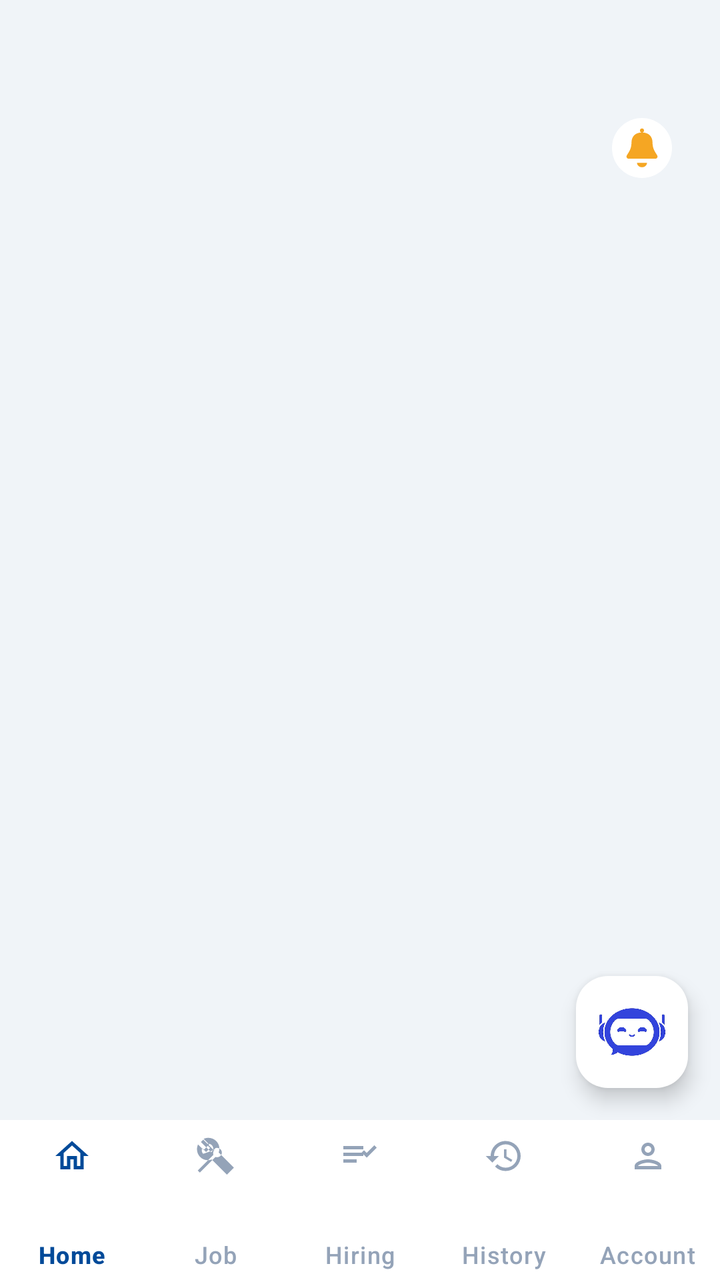
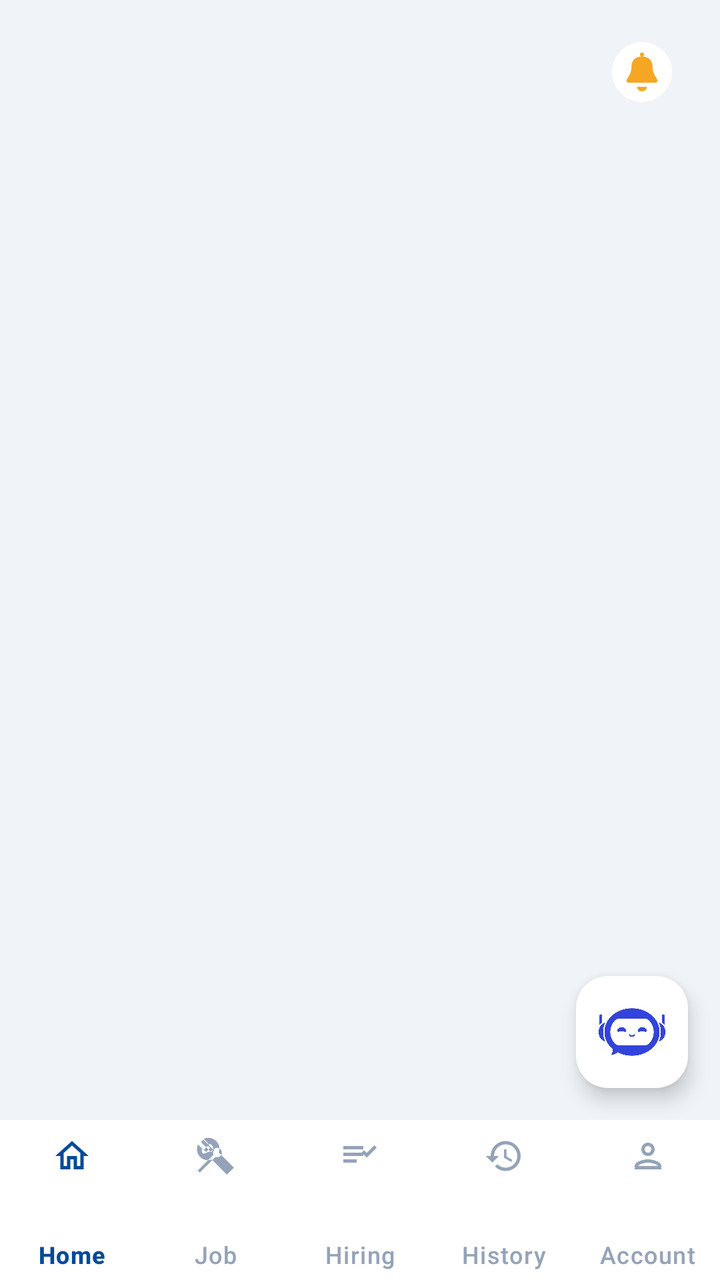

Before-and-after screenshots of an Android layout around one commit, followed by the original layout XML and the change that was made.
<!-- AndroidManifest.xml: application theme Theme.STRACT -->
<!-- res/layout/activity_worker_dashboard.xml -->
<?xml version="1.0" encoding="utf-8"?>
<LinearLayout
    xmlns:android="http://schemas.android.com/apk/res/android"
    xmlns:app="http://schemas.android.com/apk/res-auto"
    android:id="@+id/workerRootLayout"
    android:layout_width="match_parent"
    android:layout_height="match_parent"
    android:orientation="vertical"
    android:background="#F0F4F8">

    <androidx.coordinatorlayout.widget.CoordinatorLayout
        android:layout_width="match_parent"
        android:layout_height="0dp"
        android:layout_weight="1">

        <FrameLayout
            android:id="@+id/workerFragmentContainer"
            android:layout_width="match_parent"
            android:layout_height="match_parent" />

        
        <FrameLayout
            android:id="@+id/btnFloatingNotifications"
            android:layout_width="48dp"
            android:layout_height="48dp"
            android:layout_gravity="top|end"
            android:layout_marginTop="50dp"
            android:layout_marginEnd="15dp"
            android:background="?attr/selectableItemBackgroundBorderless"
            android:clickable="true"
            android:focusable="true">

            <ImageView
                android:layout_width="30dp"
                android:layout_height="30dp"
                android:layout_gravity="center"
                android:src="@drawable/ic_notifications" />

            <TextView
                android:id="@+id/tvFloatingNotificationBadge"
                android:layout_width="18dp"
                android:layout_height="18dp"
                android:layout_gravity="top|end"
                android:layout_marginTop="6dp"
                android:layout_marginEnd="6dp"
                android:background="@drawable/bg_circle"
                android:backgroundTint="#EF4444"
                android:gravity="center"
                android:textColor="#FFFFFF"
                android:textSize="10sp"
                android:textStyle="bold"
                android:visibility="gone" />

        </FrameLayout>

        <com.google.android.material.floatingactionbutton.FloatingActionButton
            android:id="@+id/fabChat"
            android:layout_width="wrap_content"
            android:layout_height="wrap_content"
            android:layout_gravity="bottom|end"
            android:layout_margin="16dp"
            app:maxImageSize="40dp"
            android:scaleType="centerInside"
            app:srcCompat="@drawable/chatbot_logo"
            app:tint="@null"
            app:backgroundTint="#FFFFFF"
            android:contentDescription="Chat with AI" />

    </androidx.coordinatorlayout.widget.CoordinatorLayout>

    <com.google.android.material.bottomnavigation.BottomNavigationView
        android:id="@+id/workerBottomNav"
        android:layout_width="match_parent"
        android:layout_height="wrap_content"
        android:background="#FFFFFF"
        android:elevation="12dp"
        app:menu="@menu/worker_bottom_menu"
        app:itemIconSize="20dp"
        app:itemIconTint="@color/nav_item_color"
        app:itemTextColor="@color/nav_item_color"
        app:labelVisibilityMode="labeled"
        app:itemPaddingTop="8dp"
        app:itemPaddingBottom="8dp" />

</LinearLayout>
<!-- resources referenced by this layout -->
<resources>
  <!-- drawable bg_circle (drawable) -->
  <?xml version="1.0" encoding="utf-8"?>
  <shape xmlns:android="http://schemas.android.com/apk/res/android"
      android:shape="oval">
      <solid android:color="#FFFFFF" />
  </shape>
  <!-- drawable chatbot_logo: jpg bitmap (drawable, 18994 bytes) -->
  <!-- drawable ic_notifications (drawable) -->
  <vector xmlns:android="http://schemas.android.com/apk/res/android"
      android:width="24dp"
      android:height="24dp"
      android:viewportWidth="24"
      android:viewportHeight="24">
      <path
          android:fillColor="#FFFFFF"
          android:pathData="M12,0A12,12 0 1,0 12,24A12,12 0 1,0 12,0Z" />
      <path
          android:fillColor="#F5A623"
          android:pathData="M11.2,5A0.8,0.8 0 1,0 12.8,5A0.8,0.8 0 1,0 11.2,5Z M12,5.8C9.3,5.8 7.8,7.4 7.8,9.8C7.8,12.4 6.7,13.6 5.9,15C5.6,15.6 6,16.3 6.7,16.3L17.3,16.3C18,16.3 18.4,15.6 18.1,15C17.3,13.6 16.2,12.4 16.2,9.8C16.2,7.4 14.7,5.8 12,5.8Z M10,17.9C10,18.9 10.9,19.7 12,19.7C13.1,19.7 14,18.9 14,17.9Z" />
  </vector>
  <style name="Theme.STRACT" parent="Base.Theme.STRACT" />
  <style name="Base.Theme.STRACT" parent="Theme.Material3.DayNight.NoActionBar">
          <item name="colorPrimary">#004A99</item>
          <item name="colorPrimaryContainer">#004A99</item>
          <item name="colorOnPrimary">#FFFFFF</item>
          <item name="colorSecondary">#004A99</item>
          <item name="colorOnSecondary">#FFFFFF</item>
          <item name="colorTertiary">#004A99</item>
          <item name="colorSecondaryContainer">#EBF2FF</item>
          <item name="colorOnSecondaryContainer">#004A99</item>
          <item name="android:statusBarColor">#004A99</item>
          <item name="android:navigationBarColor">#FFFFFF</item>
          <item name="android:windowLightStatusBar" tools:targetApi="m">false</item>
      </style>
</resources>

<!-- the commit's change to res/layout/activity_worker_dashboard.xml (unified diff, before → after) -->
@@ -24,7 +24,7 @@
             android:layout_width="48dp"
             android:layout_height="48dp"
             android:layout_gravity="top|end"
-            android:layout_marginTop="50dp"
+            android:layout_marginTop="12dp"
             android:layout_marginEnd="15dp"
             android:background="?attr/selectableItemBackgroundBorderless"
             android:clickable="true"
